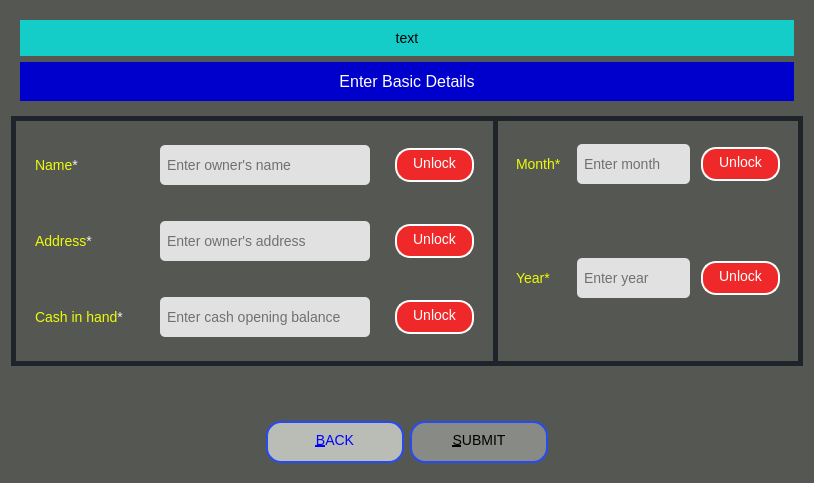
Before: the Qt Designer form ui_files/basic_details.ui in mosleuddin/ExpenseTracker, drawn with Qt 5.
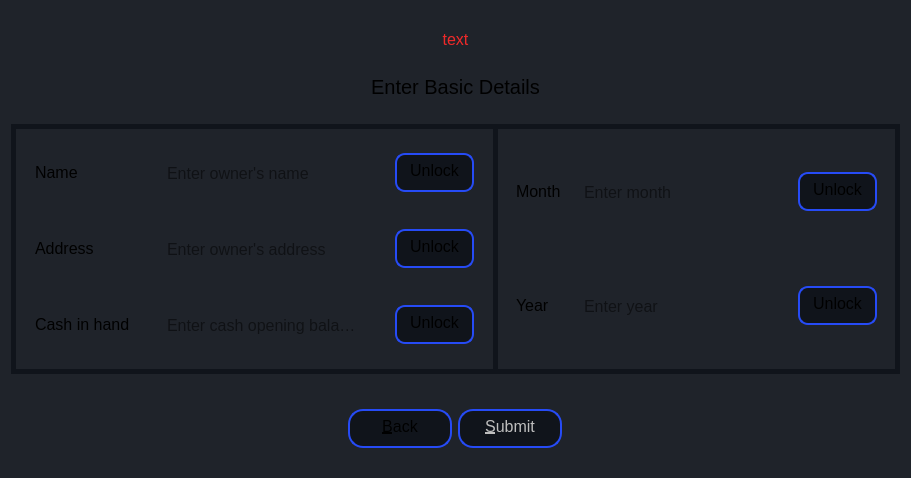
After: the same form once the commit is applied. Icons and pictures are not drawn.

Patch:
```diff
--- a/ui_files/basic_details.ui
+++ b/ui_files/basic_details.ui
@@ -9,12 +9,12 @@
    <rect>
     <x>0</x>
     <y>0</y>
-    <width>810</width>
+    <width>907</width>
     <height>478</height>
    </rect>
   </property>
   <property name="sizePolicy">
-   <sizepolicy hsizetype="Fixed" vsizetype="Fixed">
+   <sizepolicy hsizetype="Expanding" vsizetype="Expanding">
     <horstretch>0</horstretch>
     <verstretch>0</verstretch>
    </sizepolicy>
@@ -27,8 +27,8 @@
   </property>
   <property name="maximumSize">
    <size>
-    <width>810</width>
-    <height>478</height>
+    <width>16777215</width>
+    <height>16777215</height>
    </size>
   </property>
   <property name="font">
@@ -45,34 +45,34 @@
   </property>
   <property name="styleSheet">
    <string notr="true">*{
-border: none;
-background-color: rgb(85, 87, 83);
-font-size: 14px;
-
-
+	    background-color : #1f232a;
+	    border: none;
+         font-size: 16px;
 }
 
 #mainBodyWidget{
-background-color: #1f232a;
-
+	    background-color:#10141b;
+     	color:rgba(255, 255, 255, .5);
 }
 
-#lblHead{
-color: #fff;
-font-size: 16px;
-background-color: rgb(0, 0, 204);
-padding: 10px, 10px;
-
+QLabel{	
+ 	color:rgba(255, 255, 255, .50);
 }
 
 #lblMsg{
-background-color:rgb(20, 204, 200);
-padding: 10px, 10px;
+	color: rgb(239, 41, 41);
+     padding: 10px, 10px;
+}
 
+#lblHead{
+	color: rgba(.06, 140, 140, 1);
+	font-size: 20px;
+    padding: 10px, 10px;
 }
 
 QLineEdit{
-	background-color: rgb(225, 225, 225);; 
+    background-color:#10141b;
+	color: rgba(255, 255, 255, .75);
 	padding: 5px;
 	border-radius: 5px;
 	width: 200px;
@@ -81,53 +81,31 @@
 }
 
 QLineEdit::disabled{
-	color: rgb(0, 0, 0);
-	background-color: rgb(136, 138, 133);
-	padding: 5px;
-	border-radius: 5px;
-	width: 200px;
-	height: 30px;
-	margin: 5px
-}
+    background-color: #1f232a;
 
+}
 
 QPushButton{
+    background-color:#10141b;
+ 	color:rgba(0, 255, 0, .50);
     width: 75px;
-	height: 15px;
-	color: #fff;
-	text-align: center;
-	background-color: rgb(239, 41, 41);
+	height: 20px;
 	padding: 5px, 10px;
-	border-radius: 15px;
-	border: 2px solid #fff;
+	border: 2px solid #264BF6;
+	border-radius: 10px;
+
 }
 
-
-
 QPushButton::hover{
 	background-color: rgb(0, 0, 255);
     color: white;
 }
 
 #footerWidget QPushButton{
-	width: 150px;
-	height: 30px;
+	width: 100px;
+	height: 20px;
 	text-align: center;
-	padding: 5px, 10px;
-	border: 2px solid #264BF6;
-	border-radius: 15px;
-    background-color: rgb(186, 189, 182);
-	color: rgb(0, 0, 255);
-}
-
-#footerWidget QPushButton::hover{
-	background-color: rgb(0, 0, 255);
-    color: white;
-}
-
-#footerWidget QPushButton::disabled{
-	color: rgb(0, 0, 0);
-	background-color: rgb(136, 138, 133);
+	border-radius: 15px;	
 }
 </string>
   </property>
@@ -145,8 +123,8 @@
      </property>
      <property name="maximumSize">
       <size>
-       <width>800</width>
-       <height>100</height>
+       <width>16777215</width>
+       <height>16777215</height>
       </size>
      </property>
      <layout class="QVBoxLayout" name="verticalLayout_8">
@@ -182,7 +160,7 @@
         <property name="maximumSize">
          <size>
           <width>16777215</width>
-          <height>100</height>
+          <height>16777215</height>
          </size>
         </property>
         <property name="frameShape">
@@ -281,7 +259,7 @@
    <item alignment="Qt::AlignTop">
     <widget class="QWidget" name="mainBodyWidget" native="true">
      <property name="sizePolicy">
-      <sizepolicy hsizetype="Preferred" vsizetype="Preferred">
+      <sizepolicy hsizetype="Expanding" vsizetype="Expanding">
        <horstretch>0</horstretch>
        <verstretch>0</verstretch>
       </sizepolicy>
@@ -294,7 +272,7 @@
      </property>
      <property name="maximumSize">
       <size>
-       <width>800</width>
+       <width>16777215</width>
        <height>16777215</height>
       </size>
      </property>
@@ -330,7 +308,7 @@
         </property>
         <property name="maximumSize">
          <size>
-          <width>500</width>
+          <width>16777215</width>
           <height>16777215</height>
          </size>
         </property>
@@ -351,7 +329,7 @@
            </property>
            <property name="maximumSize">
             <size>
-             <width>500</width>
+             <width>16777215</width>
              <height>16777215</height>
             </size>
            </property>
@@ -407,7 +385,7 @@
                <string notr="true"/>
               </property>
               <property name="text">
-               <string>&lt;html&gt;&lt;head/&gt;&lt;body&gt;&lt;p&gt;&lt;span style=&quot; color:#ecfc08;&quot;&gt;Name&lt;/span&gt;&lt;span style=&quot; color:#eeeeec;&quot;&gt;*&lt;/span&gt;&lt;/p&gt;&lt;/body&gt;&lt;/html&gt;</string>
+               <string>Name</string>
               </property>
               <property name="textFormat">
                <enum>Qt::RichText</enum>
@@ -419,6 +397,9 @@
             </item>
             <item>
              <widget class="QLineEdit" name="editName">
+              <property name="enabled">
+               <bool>false</bool>
+              </property>
               <property name="sizePolicy">
                <sizepolicy hsizetype="Fixed" vsizetype="Fixed">
                 <horstretch>0</horstretch>
@@ -502,7 +483,7 @@
            </property>
            <property name="maximumSize">
             <size>
-             <width>500</width>
+             <width>16777215</width>
              <height>16777215</height>
             </size>
            </property>
@@ -559,7 +540,7 @@
                <string notr="true"/>
               </property>
               <property name="text">
-               <string>&lt;html&gt;&lt;head/&gt;&lt;body&gt;&lt;p&gt;&lt;span style=&quot; color:#ecfc08;&quot;&gt;Address&lt;/span&gt;&lt;span style=&quot; color:#eeeeec;&quot;&gt;*&lt;/span&gt;&lt;/p&gt;&lt;/body&gt;&lt;/html&gt;</string>
+               <string>Address</string>
               </property>
               <property name="textFormat">
                <enum>Qt::RichText</enum>
@@ -571,6 +552,9 @@
             </item>
             <item>
              <widget class="QLineEdit" name="editAddress">
+              <property name="enabled">
+               <bool>false</bool>
+              </property>
               <property name="sizePolicy">
                <sizepolicy hsizetype="Fixed" vsizetype="Fixed">
                 <horstretch>0</horstretch>
@@ -660,7 +644,7 @@
            </property>
            <property name="maximumSize">
             <size>
-             <width>500</width>
+             <width>16777215</width>
              <height>16777215</height>
             </size>
            </property>
@@ -717,7 +701,7 @@
                <string notr="true"/>
               </property>
               <property name="text">
-               <string>&lt;html&gt;&lt;head/&gt;&lt;body&gt;&lt;p&gt;&lt;span style=&quot; color:#ecfc08;&quot;&gt;Cash in hand&lt;/span&gt;&lt;span style=&quot; color:#eeeeec;&quot;&gt;*&lt;/span&gt;&lt;/p&gt;&lt;/body&gt;&lt;/html&gt;</string>
+               <string>Cash in hand</string>
               </property>
               <property name="textFormat">
                <enum>Qt::RichText</enum>
@@ -729,6 +713,9 @@
             </item>
             <item>
              <widget class="QLineEdit" name="editCashBalance">
+              <property name="enabled">
+               <bool>false</bool>
+              </property>
               <property name="sizePolicy">
                <sizepolicy hsizetype="Fixed" vsizetype="Fixed">
                 <horstretch>0</horstretch>
@@ -824,16 +811,22 @@
         </property>
         <property name="maximumSize">
          <size>
-          <width>300</width>
+          <width>16777215</width>
           <height>16777215</height>
          </size>
         </property>
         <layout class="QVBoxLayout" name="verticalLayout">
          <item>
           <widget class="QFrame" name="monthFrame">
+           <property name="sizePolicy">
+            <sizepolicy hsizetype="Expanding" vsizetype="Expanding">
+             <horstretch>0</horstretch>
+             <verstretch>0</verstretch>
+            </sizepolicy>
+           </property>
            <property name="maximumSize">
             <size>
-             <width>300</width>
+             <width>16777215</width>
              <height>16777215</height>
             </size>
            </property>
@@ -873,7 +866,7 @@
                <string notr="true"/>
               </property>
               <property name="text">
-               <string>&lt;html&gt;&lt;head/&gt;&lt;body&gt;&lt;p&gt;&lt;span style=&quot; color:#ecfc08;&quot;&gt;Month*&lt;/span&gt;&lt;/p&gt;&lt;/body&gt;&lt;/html&gt;</string>
+               <string>Month</string>
               </property>
               <property name="textFormat">
                <enum>Qt::RichText</enum>
@@ -883,7 +876,7 @@
             <item>
              <widget class="QLineEdit" name="editMonth">
               <property name="enabled">
-               <bool>true</bool>
+               <bool>false</bool>
               </property>
               <property name="sizePolicy">
                <sizepolicy hsizetype="Fixed" vsizetype="Fixed">
@@ -977,7 +970,7 @@
            </property>
            <property name="maximumSize">
             <size>
-             <width>300</width>
+             <width>16777215</width>
              <height>16777215</height>
             </size>
            </property>
@@ -1014,14 +1007,14 @@
                </font>
               </property>
               <property name="text">
-               <string>&lt;html&gt;&lt;head/&gt;&lt;body&gt;&lt;p&gt;&lt;span style=&quot; color:#ecfc08;&quot;&gt;Year*&lt;/span&gt;&lt;/p&gt;&lt;/body&gt;&lt;/html&gt;</string>
+               <string>Year</string>
               </property>
              </widget>
             </item>
             <item>
              <widget class="QLineEdit" name="editYear">
               <property name="enabled">
-               <bool>true</bool>
+               <bool>false</bool>
               </property>
               <property name="sizePolicy">
                <sizepolicy hsizetype="Fixed" vsizetype="Fixed">
@@ -1116,8 +1109,8 @@
      </property>
      <property name="maximumSize">
       <size>
-       <width>300</width>
-       <height>100</height>
+       <width>16777215</width>
+       <height>16777215</height>
       </size>
      </property>
      <layout class="QVBoxLayout" name="verticalLayout_3">
@@ -1128,7 +1121,7 @@
        <number>0</number>
       </property>
       <property name="topMargin">
-       <number>40</number>
+       <number>10</number>
       </property>
       <property name="rightMargin">
        <number>0</number>
@@ -1152,8 +1145,8 @@
         </property>
         <property name="maximumSize">
          <size>
-          <width>300</width>
-          <height>60</height>
+          <width>16777215</width>
+          <height>16777215</height>
          </size>
         </property>
         <layout class="QHBoxLayout" name="horizontalLayout_3">
@@ -1163,7 +1156,7 @@
             <bool>true</bool>
            </property>
            <property name="sizePolicy">
-            <sizepolicy hsizetype="Expanding" vsizetype="Expanding">
+            <sizepolicy hsizetype="Fixed" vsizetype="Fixed">
              <horstretch>0</horstretch>
              <verstretch>0</verstretch>
             </sizepolicy>
@@ -1189,7 +1182,7 @@
             <string notr="true"/>
            </property>
            <property name="text">
-            <string>&amp;BACK</string>
+            <string>&amp;Back</string>
            </property>
            <property name="icon">
             <iconset>
@@ -1203,7 +1196,7 @@
             <bool>false</bool>
            </property>
            <property name="sizePolicy">
-            <sizepolicy hsizetype="Expanding" vsizetype="Expanding">
+            <sizepolicy hsizetype="Fixed" vsizetype="Fixed">
              <horstretch>0</horstretch>
              <verstretch>0</verstretch>
             </sizepolicy>
@@ -1229,7 +1222,7 @@
             <string notr="true"/>
            </property>
            <property name="text">
-            <string>&amp;SUBMIT</string>
+            <string>&amp;Submit</string>
            </property>
            <property name="icon">
             <iconset>
```
Left out of the diff: 4 changed lines with no effect on the pictures.
